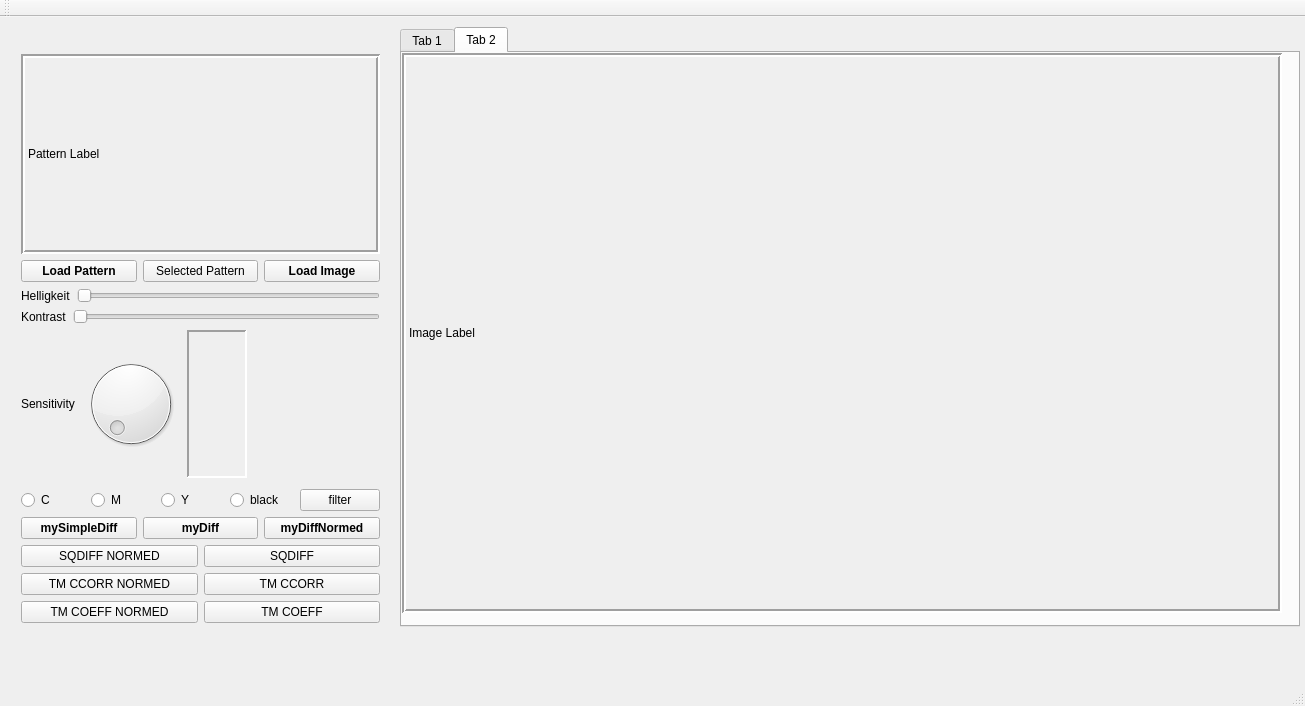
The window that mainwindow.ui (resa89/dropmatrixmatcher) describes before a commit, drawn with Qt 5.
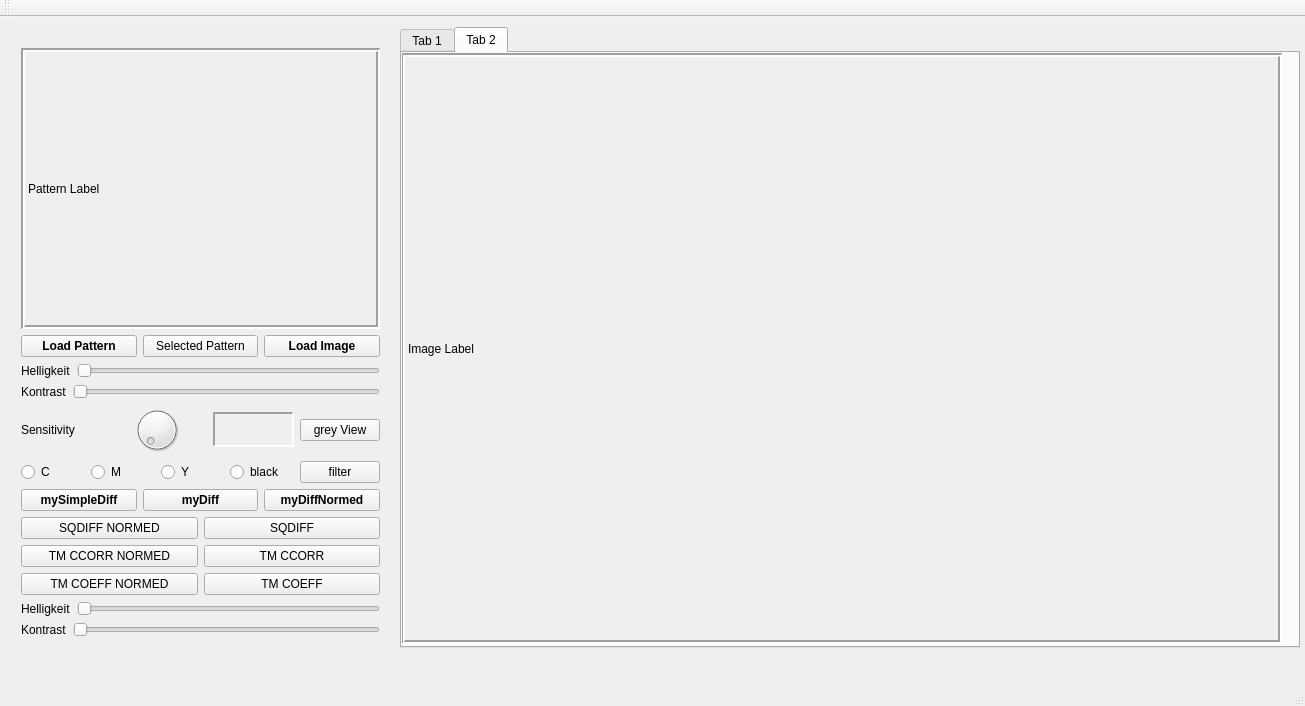
The same window after the commit. The open tabs and pages were chosen to show the change. Custom widgets are drawn as their Qt base class.

```diff
--- a/mainwindow.ui
+++ b/mainwindow.ui
@@ -32,7 +32,7 @@
       <x>400</x>
       <y>10</y>
       <width>900</width>
-      <height>600</height>
+      <height>621</height>
      </rect>
     </property>
     <property name="minimumSize">
@@ -90,10 +90,10 @@
      <widget class="ProLabel" name="imageLabel_2">
       <property name="geometry">
        <rect>
-        <x>0</x>
+        <x>-1</x>
         <y>0</y>
-        <width>880</width>
-        <height>560</height>
+        <width>881</width>
+        <height>591</height>
        </rect>
       </property>
       <property name="minimumSize">
@@ -127,9 +127,9 @@
     <property name="geometry">
      <rect>
       <x>10</x>
-      <y>26</y>
+      <y>20</y>
       <width>381</width>
-      <height>591</height>
+      <height>611</height>
      </rect>
     </property>
     <layout class="QVBoxLayout" name="verticalLayout">
@@ -251,6 +251,12 @@
            <height>0</height>
           </size>
          </property>
+         <property name="maximumSize">
+          <size>
+           <width>16777215</width>
+           <height>35</height>
+          </size>
+         </property>
          <property name="frameShape">
           <enum>QFrame::Panel</enum>
          </property>
@@ -266,36 +272,14 @@
         </widget>
        </item>
        <item>
-        <spacer name="horizontalSpacer">
-         <property name="orientation">
-          <enum>Qt::Horizontal</enum>
+        <widget class="QPushButton" name="greyView">
+         <property name="text">
+          <string>grey View</string>
          </property>
-         <property name="sizeHint" stdset="0">
-          <size>
-           <width>40</width>
-           <height>20</height>
-          </size>
-         </property>
-        </spacer>
+        </widget>
        </item>
       </layout>
      </item>
-     <item>
-      <spacer name="verticalSpacer">
-       <property name="orientation">
-        <enum>Qt::Vertical</enum>
-       </property>
-       <property name="sizeType">
-        <enum>QSizePolicy::Fixed</enum>
-       </property>
-       <property name="sizeHint" stdset="0">
-        <size>
-         <width>185</width>
-         <height>5</height>
-        </size>
-       </property>
-      </spacer>
-     </item>
      <item>
       <layout class="QHBoxLayout" name="horizontalLayout_8">
        <item>
@@ -331,6 +315,12 @@
          <property name="text">
           <string>filter</string>
          </property>
+         <property name="checkable">
+          <bool>true</bool>
+         </property>
+         <property name="checked">
+          <bool>false</bool>
+         </property>
         </widget>
        </item>
       </layout>
@@ -432,6 +422,42 @@
        </item>
       </layout>
      </item>
+     <item>
+      <layout class="QHBoxLayout" name="horizontalLayout_11">
+       <item>
+        <widget class="QLabel" name="brightness_2">
+         <property name="text">
+          <string>Helligkeit</string>
+         </property>
+        </widget>
+       </item>
+       <item>
+        <widget class="QSlider" name="brightnessSlider_2">
+         <property name="orientation">
+          <enum>Qt::Horizontal</enum>
+         </property>
+        </widget>
+       </item>
+      </layout>
+     </item>
+     <item>
+      <layout class="QHBoxLayout" name="horizontalLayout_10">
+       <item>
+        <widget class="QLabel" name="contrast_2">
+         <property name="text">
+          <string>Kontrast</string>
+         </property>
+        </widget>
+       </item>
+       <item>
+        <widget class="QSlider" name="contrastSlider_2">
+         <property name="orientation">
+          <enum>Qt::Horizontal</enum>
+         </property>
+        </widget>
+       </item>
+      </layout>
+     </item>
     </layout>
    </widget>
    <zorder>layoutWidget</zorder>
```
Left out of the diff: 8 changed lines with no effect on the pictures.
